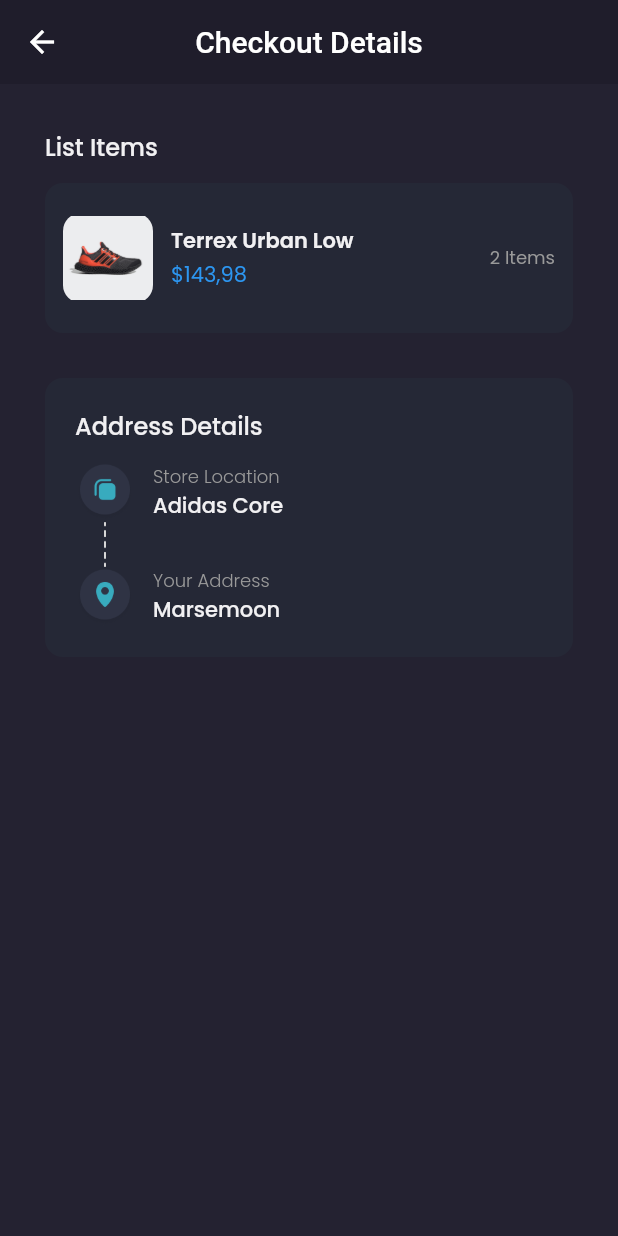
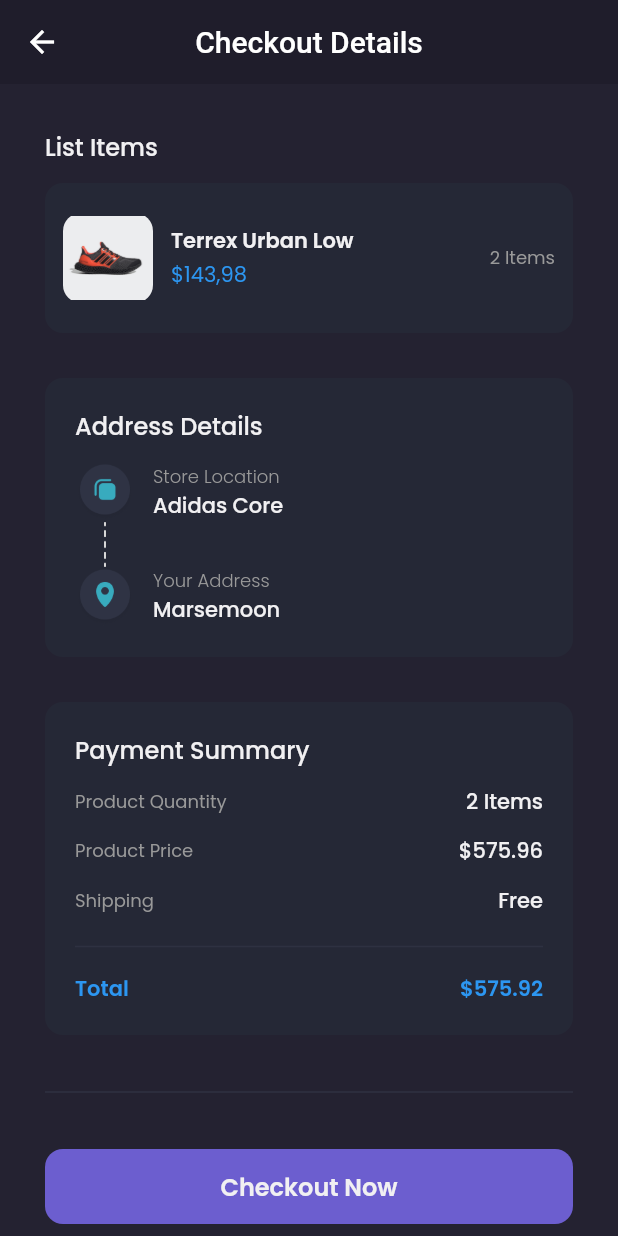
Before and after one commit to AlvinSanudharma/shamo_app, a Flutter app: the CheckoutPage screen opened by its route, on a phone screen of 412 x 824 dp. Run offline on Flutter 3.47's test engine with Material 2 defaults, Android fonts, the phone set to English and light mode, and no system bars; our stand-ins replace carousel_slider, google_fonts.

Commit message:
Success Checkout Page

```diff
--- a/lib/main.dart
+++ b/lib/main.dart
@@ -1,6 +1,7 @@
 import 'package:flutter/material.dart';
 import 'package:shamo_app/pages/cart_page.dart';
 import 'package:shamo_app/pages/checkout_page.dart';
+import 'package:shamo_app/pages/checkout_success.dart';
 import 'package:shamo_app/pages/detail_chat_page.dart';
 import 'package:shamo_app/pages/edit_profile.page.dart';
 import 'package:shamo_app/pages/home/main_page.dart';
@@ -25,7 +26,8 @@ class MyApp extends StatelessWidget {
       '/edit-profile': (context) => const EditProfilePage(),
       '/product': (context) => const ProductPage(),
       '/cart': (context) => const CartPage(),
-      '/checkout': (context) => const CheckoutPage()
+      '/checkout': (context) => const CheckoutPage(),
+      '/checkout-success': (context) => const CheckoutSuccess(),
     });
   }
 }
--- a/lib/pages/checkout_page.dart
+++ b/lib/pages/checkout_page.dart
@@ -104,6 +104,122 @@ class CheckoutPage extends StatelessWidget {
                 )
               ],
             ),
+          ),
+          // NOTE: Payment Summary
+          Container(
+            margin: EdgeInsets.only(top: defaultMargin),
+            padding: const EdgeInsets.all(20),
+            decoration: BoxDecoration(
+                color: backgroundColor4,
+                borderRadius: BorderRadius.circular(12)),
+            child: Column(
+              crossAxisAlignment: CrossAxisAlignment.start,
+              children: [
+                Text(
+                  'Payment Summary',
+                  style: primaryTextStyle.copyWith(
+                      fontSize: 16, fontWeight: medium),
+                ),
+                const SizedBox(
+                  height: 12,
+                ),
+                Row(
+                  mainAxisAlignment: MainAxisAlignment.spaceBetween,
+                  children: [
+                    Text(
+                      'Product Quantity',
+                      style: secondaryTextStyle.copyWith(fontSize: 12),
+                    ),
+                    Text(
+                      '2 Items',
+                      style: primaryTextStyle.copyWith(fontWeight: medium),
+                    )
+                  ],
+                ),
+                const SizedBox(
+                  height: 12,
+                ),
+                Row(
+                  mainAxisAlignment: MainAxisAlignment.spaceBetween,
+                  children: [
+                    Text(
+                      'Product Price',
+                      style: secondaryTextStyle.copyWith(fontSize: 12),
+                    ),
+                    Text(
+                      '\$575.96',
+                      style: primaryTextStyle.copyWith(fontWeight: medium),
+                    )
+                  ],
+                ),
+                const SizedBox(
+                  height: 12,
+                ),
+                Row(
+                  mainAxisAlignment: MainAxisAlignment.spaceBetween,
+                  children: [
+                    Text(
+                      'Shipping',
+                      style: secondaryTextStyle.copyWith(fontSize: 12),
+                    ),
+                    Text(
+                      'Free',
+                      style: primaryTextStyle.copyWith(fontWeight: medium),
+                    )
+                  ],
+                ),
+                const SizedBox(
+                  height: 12,
+                ),
+                const Divider(
+                  thickness: 1,
+                  color: Color(0xff2e3141),
+                ),
+                const SizedBox(
+                  height: 10,
+                ),
+                Row(
+                  mainAxisAlignment: MainAxisAlignment.spaceBetween,
+                  children: [
+                    Text(
+                      'Total',
+                      style: priceTextStyle.copyWith(fontWeight: semiBold),
+                    ),
+                    Text(
+                      '\$575.92',
+                      style: priceTextStyle.copyWith(fontWeight: semiBold),
+                    ),
+                  ],
+                )
+              ],
+            ),
+          ),
+          // NOTE: Checkout Button
+          const SizedBox(
+            height: 30,
+          ),
+          const Divider(
+            thickness: 1,
+            color: Color(0xff2e3141),
+          ),
+          Container(
+            height: 50,
+            width: double.infinity,
+            margin: EdgeInsets.symmetric(vertical: defaultMargin),
+            child: TextButton(
+                onPressed: () {
+                  Navigator.pushNamedAndRemoveUntil(
+                      context, '/checkout-success', (route) => false);
+                },
+                style: TextButton.styleFrom(
+                    backgroundColor: primaryColor,
+                    shape: RoundedRectangleBorder(
+                        borderRadius: BorderRadius.circular(12))),
+                child: Text(
+                  'Checkout Now',
+                  style: primaryTextStyle.copyWith(
+                      fontSize: 16, fontWeight: semiBold),
+                )),
           )
         ],
       );
```
Also changed, not shown: lib/pages/checkout_success.dart (added, +91 -0 lines).
